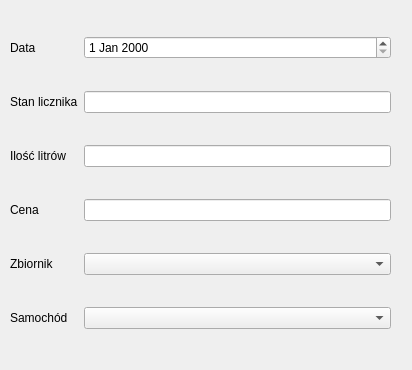
Qt form newtank.ui (Barto-Paja/iDocCar) before a commit; both pictures show x 0 to 412 and y 0 to 370 of the 412 by 641 pixel window.
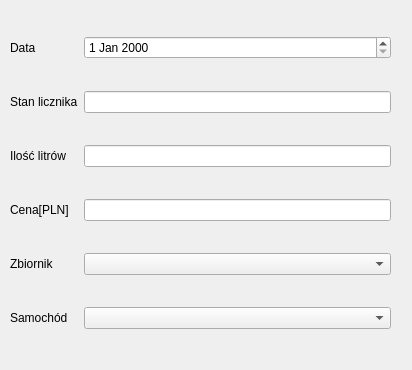
The same form after that commit.

Diff of the .ui file:
```diff
--- a/newtank.ui
+++ b/newtank.ui
@@ -36,7 +36,7 @@
     <item row="3" column="0">
      <widget class="QLabel" name="l_price">
       <property name="text">
-       <string>Cena</string>
+       <string>Cena[PLN]</string>
       </property>
      </widget>
     </item>
```
